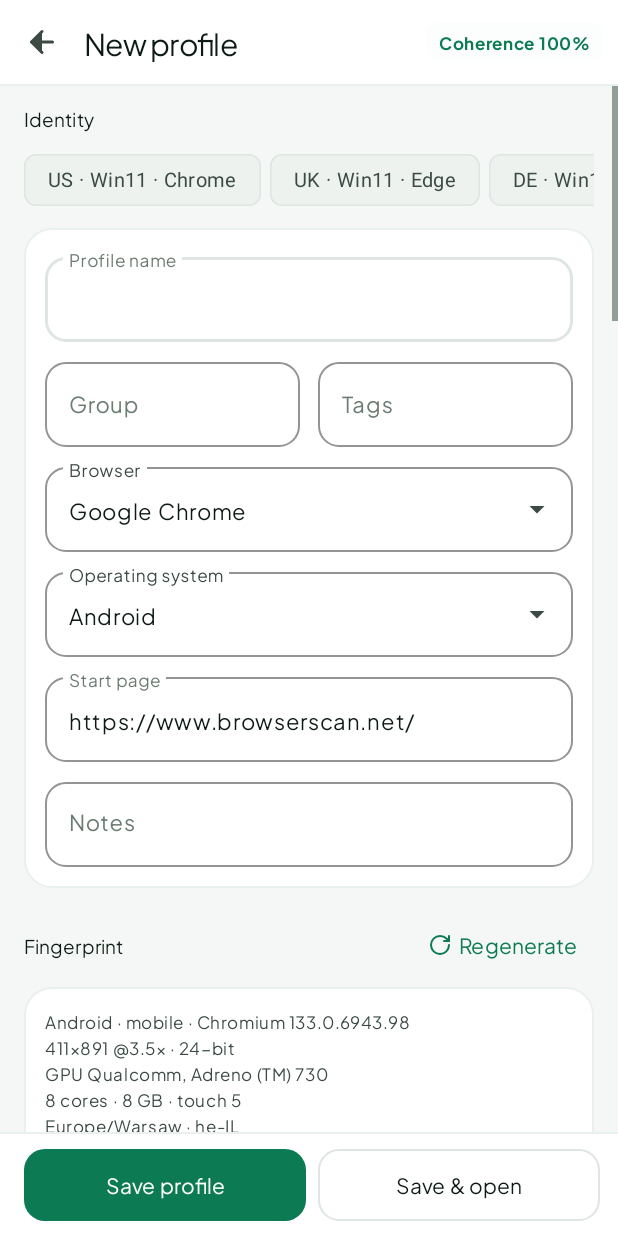
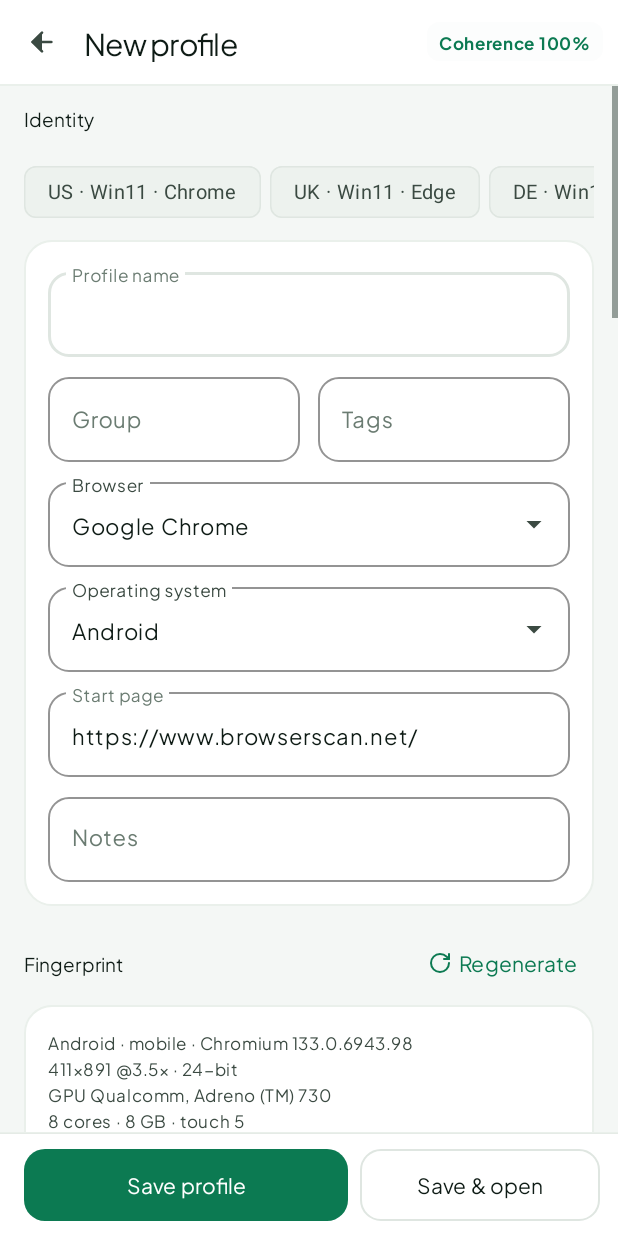
Before and after one commit to alistairfoxlondon-pixel/Joe-Anti-detect-Browser-Mobile, an Android app: the ProfileEditorActivity screen opened directly, with no data from a screen before it, on a phone screen of 412 x 824 dp. Run offline under Robolectric (Android 15) with nearby library versions, the phone set to English and light mode, and no system bars.

Commit message:
Fix stat-card weights; editor typography and action bar hierarchy
Co-authored-by: arena-agent <297053741+arena-agent@users.noreply.github.com>

```diff
--- a/app/src/main/res/layout/activity_profile_editor.xml
+++ b/app/src/main/res/layout/activity_profile_editor.xml
@@ -31,13 +31,9 @@
 
         <ImageButton
             android:id="@+id/btnEditorBack"
-            android:layout_width="@dimen/touch_target"
-            android:layout_height="@dimen/touch_target"
-            android:background="?attr/selectableItemBackgroundBorderless"
+            style="@style/Widget.Jb.IconButton"
             android:contentDescription="@string/action_back"
-            android:padding="13dp"
-            android:src="@drawable/ic_back"
-            app:tint="@color/text_dim" />
+            android:src="@drawable/ic_back" />
 
         <TextView
             android:id="@+id/editorTitle"
@@ -94,6 +90,7 @@
                 style="@style/Text.Jb.Section"
                 android:layout_width="match_parent"
                 android:layout_height="wrap_content"
+                android:layout_marginBottom="@dimen/gap_s"
                 android:text="@string/editor_section_identity" />
 
             <HorizontalScrollView
@@ -119,7 +116,7 @@
                 android:layout_marginTop="@dimen/gap_s"
                 android:background="@drawable/bg_card"
                 android:orientation="vertical"
-                android:padding="14dp">
+                android:padding="16dp">
 
                 <com.google.android.material.textfield.TextInputLayout
                     style="@style/Widget.Jb.TextInput"
@@ -284,7 +281,7 @@
                 android:layout_marginTop="@dimen/gap_s"
                 android:background="@drawable/bg_card"
                 android:orientation="vertical"
-                android:padding="14dp">
+                android:padding="16dp">
 
                 <TextView
                     android:id="@+id/fpSummary"
@@ -321,6 +318,7 @@
                 android:layout_width="match_parent"
                 android:layout_height="wrap_content"
                 android:layout_marginTop="@dimen/gap_l"
+                android:layout_marginBottom="@dimen/gap_s"
                 android:text="@string/editor_section_screen" />
 
             <LinearLayout
@@ -329,7 +327,7 @@
                 android:layout_marginTop="@dimen/gap_s"
                 android:background="@drawable/bg_card"
                 android:orientation="vertical"
-                android:padding="14dp">
+                android:padding="16dp">
 
                 <com.google.android.material.textfield.TextInputLayout
                     style="@style/Widget.Jb.TextInput.Dropdown"
@@ -446,7 +444,7 @@
                 android:layout_marginTop="@dimen/gap_s"
                 android:background="@drawable/bg_card"
                 android:orientation="vertical"
-                android:padding="14dp">
+                android:padding="16dp">
 
                 <LinearLayout
                     android:layout_width="match_parent"
@@ -551,7 +549,7 @@
                 android:layout_marginTop="@dimen/gap_s"
                 android:background="@drawable/bg_card"
                 android:orientation="vertical"
-                android:padding="14dp">
+                android:padding="16dp">
 
                 <com.google.android.material.textfield.TextInputLayout
                     style="@style/Widget.Jb.TextInput.Dropdown"
@@ -624,7 +622,7 @@
                 android:layout_marginTop="@dimen/gap_s"
                 android:background="@drawable/bg_card"
                 android:orientation="vertical"
-                android:padding="14dp">
+                android:padding="16dp">
 
                 <LinearLayout
                     android:layout_width="match_parent"
@@ -1131,6 +1129,7 @@
         android:background="@color/surface"
         android:gravity="center_vertical"
         android:orientation="horizontal"
+        android:elevation="2dp"
         android:paddingStart="12dp"
         android:paddingTop="10dp"
         android:paddingEnd="12dp"
@@ -1153,7 +1152,7 @@
             android:layout_width="0dp"
             android:layout_height="@dimen/button_height"
             android:layout_marginStart="4dp"
-            android:layout_weight="1"
+            android:layout_weight="1.35"
             android:text="@string/editor_save" />
 
         <com.google.android.material.button.MaterialButton
```
Also changed, not shown: app/src/main/res/layout/fragment_home.xml (+12 -3 lines).
